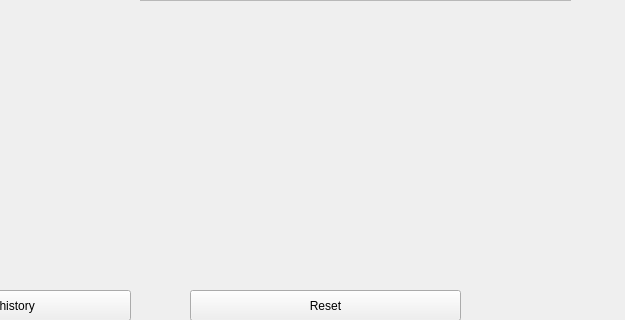
Qt form Juego/mainwindow.ui (EmmanuelGarces9/Proyecto-Final) before a commit; both pictures show x 130 to 755 and y 400 to 720 of the 1280 by 720 pixel window.
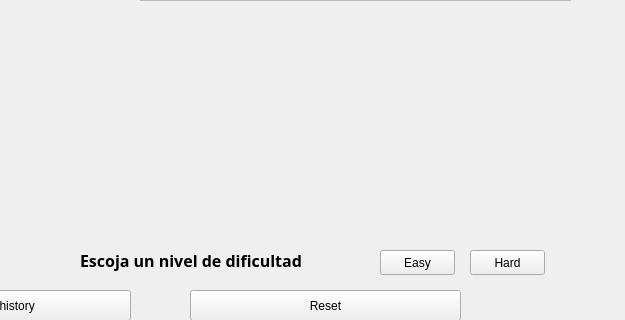
The same form after that commit.

Commit message: se agrega eleccion de dificultad

```diff
--- a/Juego/mainwindow.ui
+++ b/Juego/mainwindow.ui
@@ -109,6 +109,52 @@
      <string>TextLabel</string>
     </property>
    </widget>
+   <widget class="QPushButton" name="EasyLevel">
+    <property name="geometry">
+     <rect>
+      <x>510</x>
+      <y>650</y>
+      <width>75</width>
+      <height>25</height>
+     </rect>
+    </property>
+    <property name="text">
+     <string>Easy</string>
+    </property>
+   </widget>
+   <widget class="QPushButton" name="HardLevel">
+    <property name="geometry">
+     <rect>
+      <x>600</x>
+      <y>650</y>
+      <width>75</width>
+      <height>25</height>
+     </rect>
+    </property>
+    <property name="text">
+     <string>Hard</string>
+    </property>
+   </widget>
+   <widget class="QLabel" name="LevelOption">
+    <property name="geometry">
+     <rect>
+      <x>210</x>
+      <y>650</y>
+      <width>281</width>
+      <height>21</height>
+     </rect>
+    </property>
+    <property name="font">
+     <font>
+      <family>Rockwell Extra Bold</family>
+      <pointsize>12</pointsize>
+      <bold>true</bold>
+     </font>
+    </property>
+    <property name="text">
+     <string>Escoja un nivel de dificultad</string>
+    </property>
+   </widget>
   </widget>
  </widget>
  <resources/>
```
The commit also changes 524 other files.
